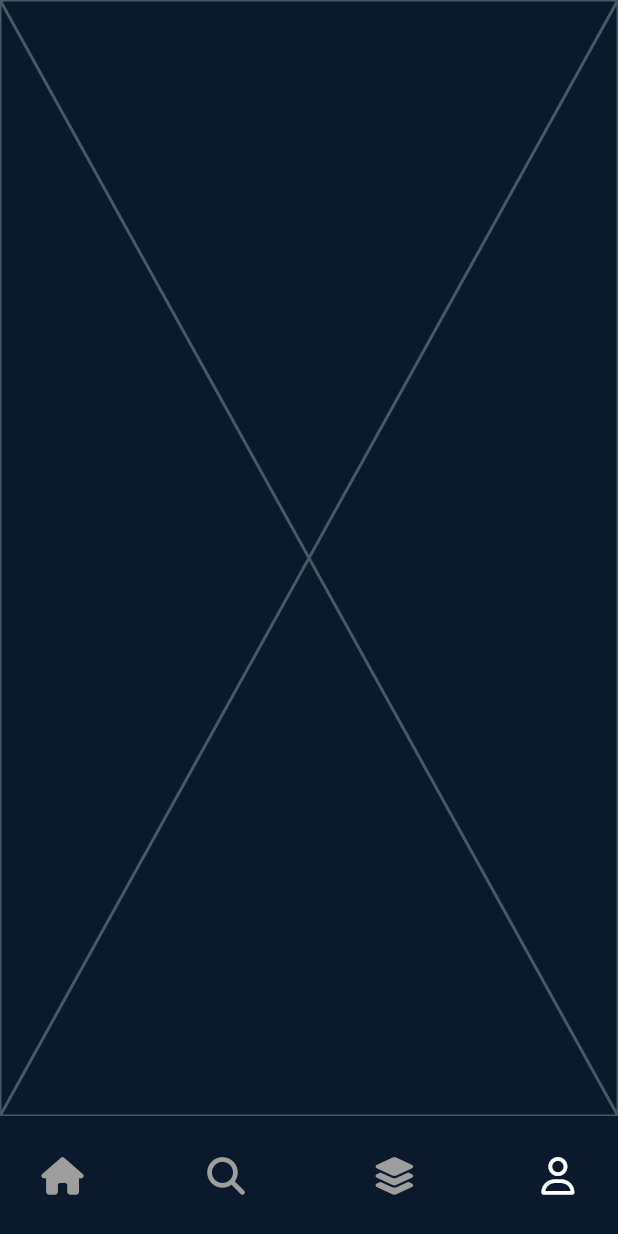
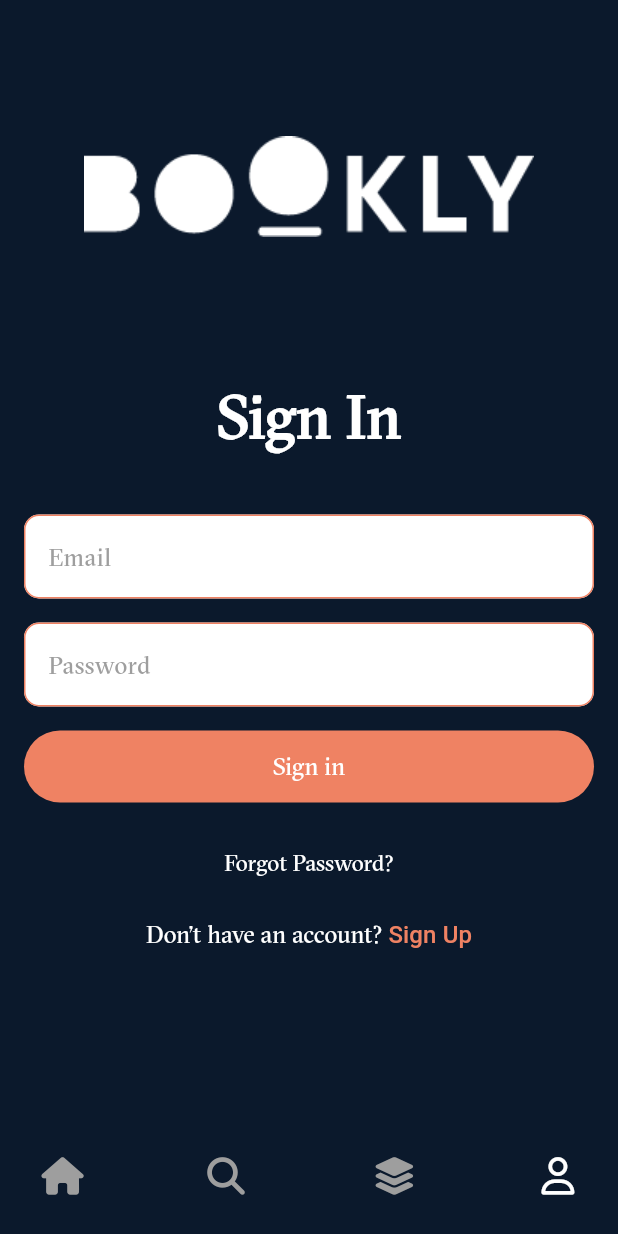
Before and after one commit to marwanghandour/bookly, a Flutter app: the HomeScreen screen opened by its route, item 4 of the bottom bar chosen, on a phone screen of 412 x 824 dp. Run offline on Flutter 3.47's test engine with Material 3 defaults, Android fonts, the phone set to English and light mode, and no system bars; our stand-ins replace bloc, cached_network_image, carousel_slider, dartz, dio, equatable and 3 more.

```diff
--- /dev/null
+++ b/lib/src/presentation/views/login_view.dart
@@ -0,0 +1,120 @@
+import 'package:bookly/src/core/utils/app_colors.dart';
+import 'package:bookly/src/core/utils/app_strings.dart';
+import 'package:bookly/src/core/utils/contants.dart';
+import 'package:bookly/src/core/utils/navigation_helper.dart';
+import 'package:bookly/src/presentation/views/sign_up_view.dart';
+import 'package:bookly/src/presentation/widgets/custom_text_field.dart';
+import 'package:flutter/material.dart';
+
+class SignInScreen extends StatelessWidget {
+  final _formKey = GlobalKey<FormState>();
+
+  SignInScreen({super.key});
+  @override
+  Widget build(BuildContext context) {
+    return Scaffold(
+      body: SafeArea(
+        child: LayoutBuilder(
+          builder: (context, constraints) {
+            return SingleChildScrollView(
+              padding: const EdgeInsets.symmetric(horizontal: 16.0),
+              child: Column(
+                children: [
+                  SizedBox(height: constraints.maxHeight * 0.1),
+                  Image.asset(
+                    AppStrings.appLogo,
+                    height: 100,
+                  ),
+                  SizedBox(height: constraints.maxHeight * 0.1),
+                  const Text(
+                    "Sign In",
+                    style: TextStyle(
+                      fontSize: 40,
+                      fontWeight: FontWeight.bold,
+                    ),
+                      ),
+                  SizedBox(height: constraints.maxHeight * 0.05),
+                  Form(
+                    key: _formKey,
+                    child: Column(
+                      children: [
+                       const CustomTextFormField(
+                        hintText: 'Email',
+                        cursorColor: AppColors.buttonColor,
+                        borderColor: AppColors.buttonColor,
+                       ),
+                        const Padding(
+                          padding: EdgeInsets.symmetric(vertical: 16.0),
+                          child:  CustomTextFormField(
+                        hintText: 'Password',
+                       cursorColor: AppColors.buttonColor,
+                       borderColor: AppColors.buttonColor,
+                       obscureText: true,
+                       ),
+                        ),
+                        ElevatedButton(
+                          onPressed: () {
+                            if (_formKey.currentState!.validate()) {
+                              _formKey.currentState!.save();
+                              // Navigate to the main screen
+                            }
+                            else{
+                              Constants.showSnackbar(context, 'Please try again');
+                            }
+                          },
+                          style: ElevatedButton.styleFrom(
+                            elevation: 0,
+                            backgroundColor: AppColors.buttonColor,
+                            foregroundColor: Colors.white,
+                            minimumSize: const Size(double.infinity, 48),
+                            shape: const StadiumBorder(),
+                          ),
+                          child: const Text("Sign in"),
+                        ),
+                        const SizedBox(height: 16.0),
+                        TextButton(
+                          onPressed: () {},
+                          child: const Text(
+                            'Forgot Password?',
+                            style:
+                               TextStyle(
+                                color: Colors.white,
+                                fontSize: 15,
+                               ),
+                          ),
+                        ),
+                        TextButton(
+                          onPressed: () {
+                            Navigator.pushAndRemoveUntil(context,
+                            NavigationHelper.createSlideRoute(SignUpView()),
+                          (Route<dynamic> route) => false,
+
+                             );
+                          },
+                          child: const Text.rich(
+                            TextSpan(
+                              text: "Don’t have an account? ",
+                              children: [
+                                TextSpan(
+                                  text: "Sign Up",
+                                  style: TextStyle(color: AppColors.buttonColor),
+                                ),
+                              ],
+                            ),
+                            style: TextStyle(
+                              color: Colors.white
+                            ),
+                          ),
+                        ),
+                      ],
+                    ),
+                  ),
+                ],
+              ),
+            );
+          },
+        ),
+      ),
+    );
+  }
+}
--- a/lib/src/presentation/views/profile_page.dart
+++ b/lib/src/presentation/views/profile_page.dart
@@ -1,3 +1,4 @@
+import 'package:bookly/src/presentation/views/login_view.dart';
 import 'package:flutter/material.dart';
 
 class ProfilePage extends StatelessWidget {
@@ -5,6 +6,6 @@ class ProfilePage extends StatelessWidget {
 
   @override
   Widget build(BuildContext context) {
-    return const Placeholder();
+    return SignInScreen();
   }
 }
--- /dev/null
+++ b/lib/src/presentation/widgets/custom_text_field.dart
@@ -0,0 +1,62 @@
+import 'package:flutter/material.dart';
+
+class CustomTextFormField extends StatelessWidget {
+  final String? hintText;
+  final Color? fillColor;
+  final Color? textColor;
+  final Color? borderColor;
+  final Color? cursorColor;
+  final TextInputType keyboardType;
+  final bool obscureText;
+  final TextEditingController? controller;
+  final String? Function(String?)? validator;
+
+  const CustomTextFormField({
+    super.key,
+    this.hintText,
+    this.fillColor,
+    this.textColor,
+    this.borderColor,
+    this.keyboardType = TextInputType.text,
+    this.obscureText = false,
+    this.controller,
+    this.validator, this.cursorColor,
+  });
+
+  @override
+  Widget build(BuildContext context) {
+    return TextFormField(
+      cursorColor: cursorColor,
+      controller: controller,
+      obscureText: obscureText,
+      keyboardType: keyboardType,
+      validator: validator,
+      style: TextStyle(color: textColor ?? Colors.black),
+      decoration: InputDecoration(
+        hintText: hintText,
+        hintStyle: const TextStyle(color: Colors.grey),
+        filled: true,
+        fillColor: fillColor ?? Colors.white,
+        border: OutlineInputBorder(
+          borderRadius: BorderRadius.circular(10.0),
+          borderSide: BorderSide(
+            color: borderColor ?? Colors.grey.shade400,
+          ),
+        ),
+        enabledBorder: OutlineInputBorder(
+          borderRadius: BorderRadius.circular(10.0),
+          borderSide: BorderSide(
+            color: borderColor ?? Colors.grey.shade400,
+          ),
+        ),
+        focusedBorder: OutlineInputBorder(
+          borderRadius: BorderRadius.circular(10.0),
+          borderSide: BorderSide(
+            color: borderColor ?? Colors.blue, // Color when focused
+            width: 1.0,
+          ),
+        ),
+      ),
+    );
+  }
+}
--- a/pubspec.yaml
+++ b/pubspec.yaml
@@ -7,6 +7,7 @@ environment:
   sdk: ^3.5.3
 
 dependencies:
+  cached_network_image: ^3.4.1
   carousel_slider: ^5.0.0
   dartz: ^0.10.1
   dio: ^5.7.0
```
Also changed, not shown: lib/src/presentation/blocs/featured_books/featured_books_cubit.dart (added, +10 -0 lines), lib/src/presentation/blocs/featured_books/featured_books_state.dart (added, +21 -0 lines), lib/src/presentation/views/sign_up_view.dart (added, +119 -0 lines), lib/src/presentation/widgets/best_sellers.dart (+32 -0 lines), lib/src/presentation/widgets/book_list_view.dart (added, +51 -0 lines), lib/src/presentation/widgets/circle_indicator.dart (added, +16 -0 lines), lib/src/presentation/widgets/custom_book_image.dart (added, +24 -0 lines), lib/src/presentation/widgets/error_widget.dart (added, +15 -0 lines), lib/src/presentation/widgets/home_view_widgets.dart (+8 -66 lines), lib/src/presentation/blocs/book_bloc.dart (deleted), lib/src/presentation/blocs/book_event.dart (deleted), lib/src/presentation/blocs/book_state.dart (deleted), pubspec.lock, 1 other file.
